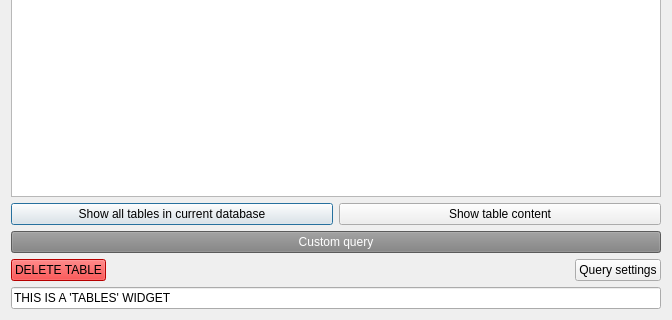
TiReks33/adb-explorer, file tables.ui: the form before one commit; both pictures show x 0 to 672 and y 244 to 564 of the 672 by 564 pixel window.
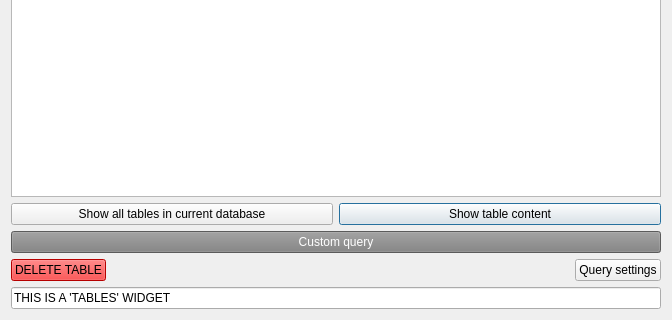
The form after the commit.

Diff of the .ui file:
```diff
--- a/tables.ui
+++ b/tables.ui
@@ -34,6 +34,9 @@
        <property name="text">
         <string>Show table content</string>
        </property>
+       <property name="default">
+        <bool>true</bool>
+       </property>
       </widget>
      </item>
     </layout>
```
